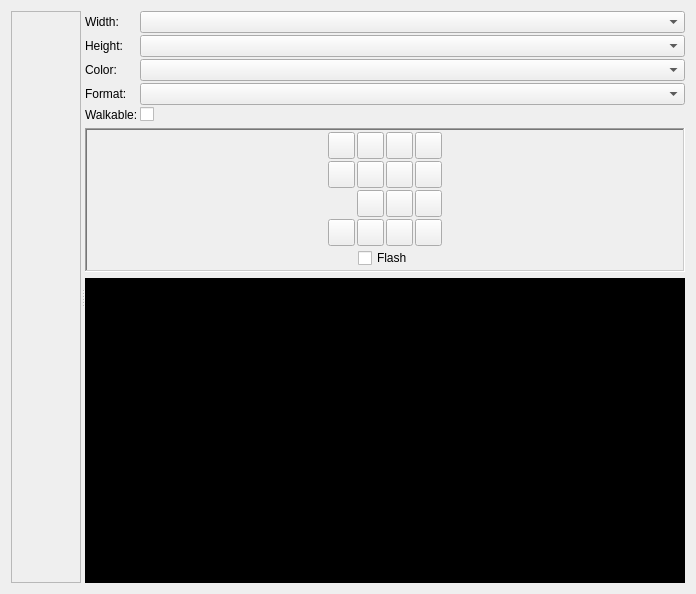
Above: editor/editor/gfx/GfxEditorTab.ui from zapolnov/zxide before the change. Below: the same form after it.
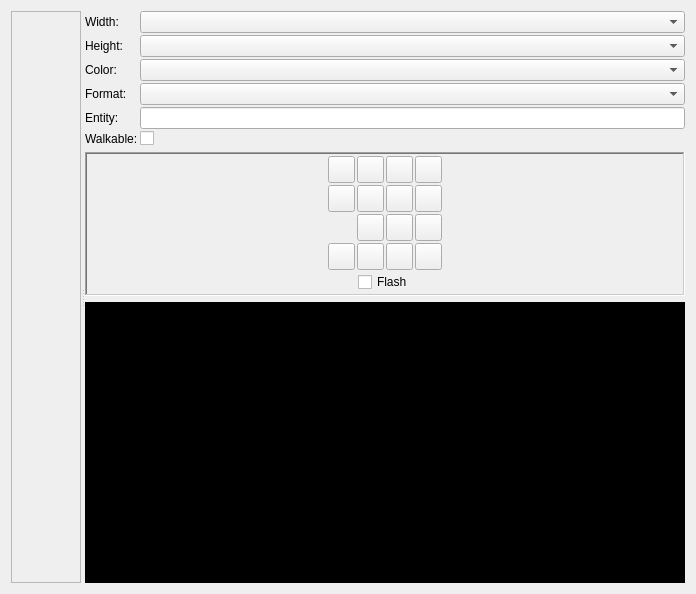
That is the form after the change. Icons and pictures are not drawn. Custom widgets are drawn as their Qt base class.

What changed in the file:
```diff
--- a/editor/editor/gfx/GfxEditorTab.ui
+++ b/editor/editor/gfx/GfxEditorTab.ui
@@ -109,6 +109,16 @@
           <widget class="QComboBox" name="formatCombo"/>
          </item>
          <item row="4" column="0">
+          <widget class="QLabel" name="entityLabel">
+           <property name="text">
+            <string>Entity:</string>
+           </property>
+           <property name="buddy">
+            <cstring>entityEdit</cstring>
+           </property>
+          </widget>
+         </item>
+         <item row="5" column="0">
           <widget class="QLabel" name="walkableLabel">
            <property name="text">
             <string>Walkable:</string>
@@ -118,13 +128,16 @@
            </property>
           </widget>
          </item>
-         <item row="4" column="1">
+         <item row="5" column="1">
           <widget class="QCheckBox" name="walkableCheck">
            <property name="text">
             <string/>
            </property>
           </widget>
          </item>
+         <item row="4" column="1">
+          <widget class="QLineEdit" name="entityEdit"/>
+         </item>
         </layout>
        </item>
        <item>
@@ -497,7 +510,7 @@
             <x>0</x>
             <y>0</y>
             <width>598</width>
-            <height>295</height>
+            <height>273</height>
            </rect>
           </property>
           <property name="text">
```
Left out of the diff: 1 changed line with no effect on the pictures.
